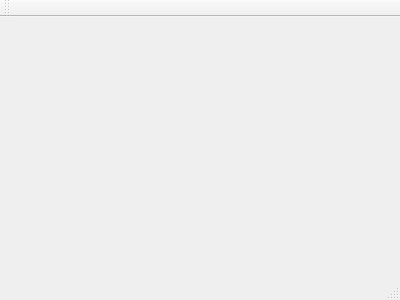
First picture: the form in mainwindow.ui, repository Burnouttt/HashMap, before the edit.
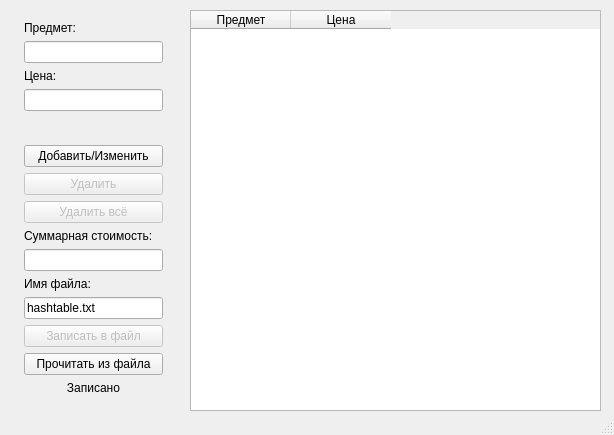
Second picture: the form after the edit.

Diff of the .ui file:
```diff
--- a/mainwindow.ui
+++ b/mainwindow.ui
@@ -1,24 +1,190 @@
 <ui version="4.0">
  <class>MainWindow</class>
- <widget class="QMainWindow" name="MainWindow" >
-  <property name="geometry" >
+ <widget class="QMainWindow" name="MainWindow">
+  <property name="geometry">
    <rect>
     <x>0</x>
     <y>0</y>
-    <width>400</width>
-    <height>300</height>
+    <width>614</width>
+    <height>435</height>
    </rect>
   </property>
-  <property name="windowTitle" >
-   <string>MainWindow</string>
+  <property name="minimumSize">
+   <size>
+    <width>614</width>
+    <height>435</height>
+   </size>
   </property>
-  <widget class="QMenuBar" name="menuBar" />
-  <widget class="QToolBar" name="mainToolBar" />
-  <widget class="QWidget" name="centralWidget" />
-  <widget class="QStatusBar" name="statusBar" />
+  <property name="maximumSize">
+   <size>
+    <width>614</width>
+    <height>435</height>
+   </size>
+  </property>
+  <property name="windowTitle">
+   <string>LAB3</string>
+  </property>
+  <widget class="QWidget" name="centralWidget">
+   <widget class="QTableWidget" name="hashTableWidget">
+    <property name="geometry">
+     <rect>
+      <x>190</x>
+      <y>10</y>
+      <width>411</width>
+      <height>401</height>
+     </rect>
+    </property>
+    <property name="selectionMode">
+     <enum>QAbstractItemView::SingleSelection</enum>
+    </property>
+    <property name="selectionBehavior">
+     <enum>QAbstractItemView::SelectRows</enum>
+    </property>
+    <column>
+     <property name="text">
+      <string>Предмет</string>
+     </property>
+    </column>
+    <column>
+     <property name="text">
+      <string>Цена</string>
+     </property>
+    </column>
+   </widget>
+   <widget class="QWidget" name="layoutWidget">
+    <property name="geometry">
+     <rect>
+      <x>13</x>
+      <y>10</y>
+      <width>161</width>
+      <height>396</height>
+     </rect>
+    </property>
+    <layout class="QVBoxLayout" name="verticalLayout">
+     <item>
+      <widget class="QLabel" name="itemLabel">
+       <property name="text">
+        <string>Предмет:</string>
+       </property>
+      </widget>
+     </item>
+     <item>
+      <widget class="QLineEdit" name="itemLineEdit"/>
+     </item>
+     <item>
+      <widget class="QLabel" name="priceLabel">
+       <property name="text">
+        <string>Цена:</string>
+       </property>
+      </widget>
+     </item>
+     <item>
+      <widget class="QLineEdit" name="priceLineEdit"/>
+     </item>
+     <item>
+      <spacer name="verticalSpacer">
+       <property name="orientation">
+        <enum>Qt::Vertical</enum>
+       </property>
+       <property name="sizeHint" stdset="0">
+        <size>
+         <width>20</width>
+         <height>40</height>
+        </size>
+       </property>
+      </spacer>
+     </item>
+     <item>
+      <widget class="QPushButton" name="addButton">
+       <property name="text">
+        <string>Добавить/Изменить</string>
+       </property>
+      </widget>
+     </item>
+     <item>
+      <widget class="QPushButton" name="delButton">
+       <property name="enabled">
+        <bool>false</bool>
+       </property>
+       <property name="text">
+        <string>Удалить</string>
+       </property>
+      </widget>
+     </item>
+     <item>
+      <widget class="QPushButton" name="delAllButton">
+       <property name="enabled">
+        <bool>false</bool>
+       </property>
+       <property name="text">
+        <string>Удалить всё</string>
+       </property>
+      </widget>
+     </item>
+     <item>
+      <widget class="QLabel" name="sumValueLabel">
+       <property name="text">
+        <string>Суммарная стоимость:</string>
+       </property>
+      </widget>
+     </item>
+     <item>
+      <widget class="QLineEdit" name="sumValueLineEdit">
+       <property name="readOnly">
+        <bool>true</bool>
+       </property>
+      </widget>
+     </item>
+     <item>
+      <widget class="QLabel" name="fileNameLabel">
+       <property name="text">
+        <string>Имя файла:</string>
+       </property>
+      </widget>
+     </item>
+     <item>
+      <widget class="QLineEdit" name="fileNameLineEdit">
+       <property name="text">
+        <string>hashtable.txt</string>
+       </property>
+      </widget>
+     </item>
+     <item>
+      <widget class="QPushButton" name="writeToFileButton">
+       <property name="enabled">
+        <bool>false</bool>
+       </property>
+       <property name="text">
+        <string>Записать в файл</string>
+       </property>
+      </widget>
+     </item>
+     <item>
+      <widget class="QPushButton" name="readFromFileButton">
+       <property name="enabled">
+        <bool>true</bool>
+       </property>
+       <property name="text">
+        <string>Прочитать из файла</string>
+       </property>
+      </widget>
+     </item>
+     <item>
+      <widget class="QLabel" name="statusLabel">
+       <property name="text">
+        <string>Записано</string>
+       </property>
+       <property name="alignment">
+        <set>Qt::AlignCenter</set>
+       </property>
+      </widget>
+     </item>
+    </layout>
+   </widget>
+  </widget>
+  <widget class="QStatusBar" name="statusBar"/>
  </widget>
- <layoutDefault spacing="6" margin="11" />
- <pixmapfunction></pixmapfunction>
+ <layoutdefault spacing="6" margin="11"/>
  <resources/>
  <connections/>
 </ui>
```
Left out of the diff: 1 changed line with no effect on the pictures.
